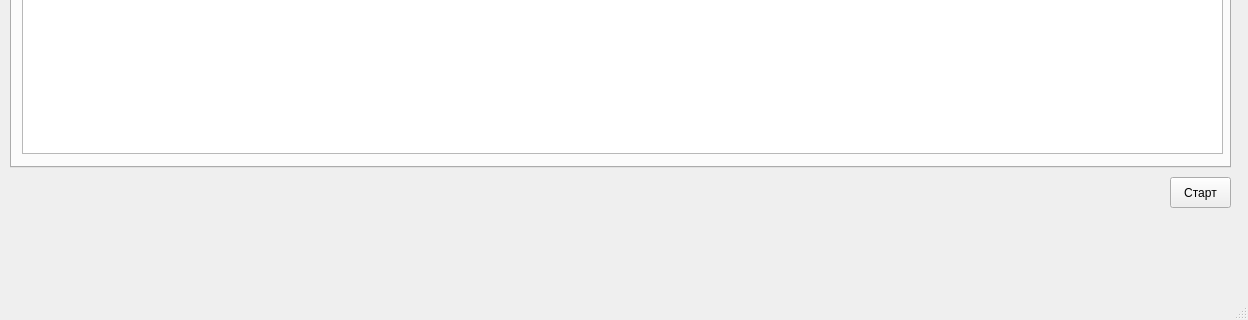
Before: the Qt Designer form src/gui/mainwindow.ui in lzlaG/k-plusplus, drawn with Qt 5; both pictures show x 0 to 1248 and y 493 to 813 of the 1248 by 813 pixel window.
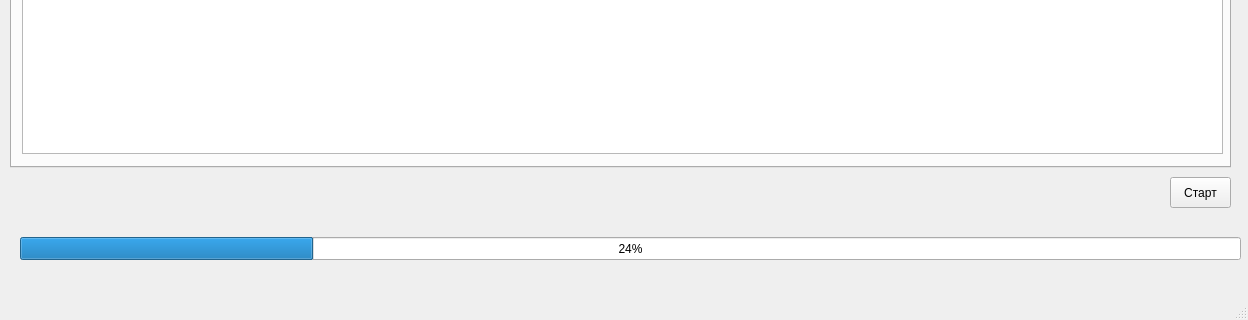
After: the same form once the commit is applied.

```diff
--- a/src/gui/mainwindow.ui
+++ b/src/gui/mainwindow.ui
@@ -142,6 +142,19 @@
      <string>Старт</string>
     </property>
    </widget>
+   <widget class="QProgressBar" name="progressBar">
+    <property name="geometry">
+     <rect>
+      <x>20</x>
+      <y>730</y>
+      <width>1221</width>
+      <height>23</height>
+     </rect>
+    </property>
+    <property name="value">
+     <number>24</number>
+    </property>
+   </widget>
   </widget>
   <widget class="QMenuBar" name="menubar">
    <property name="geometry">
```
